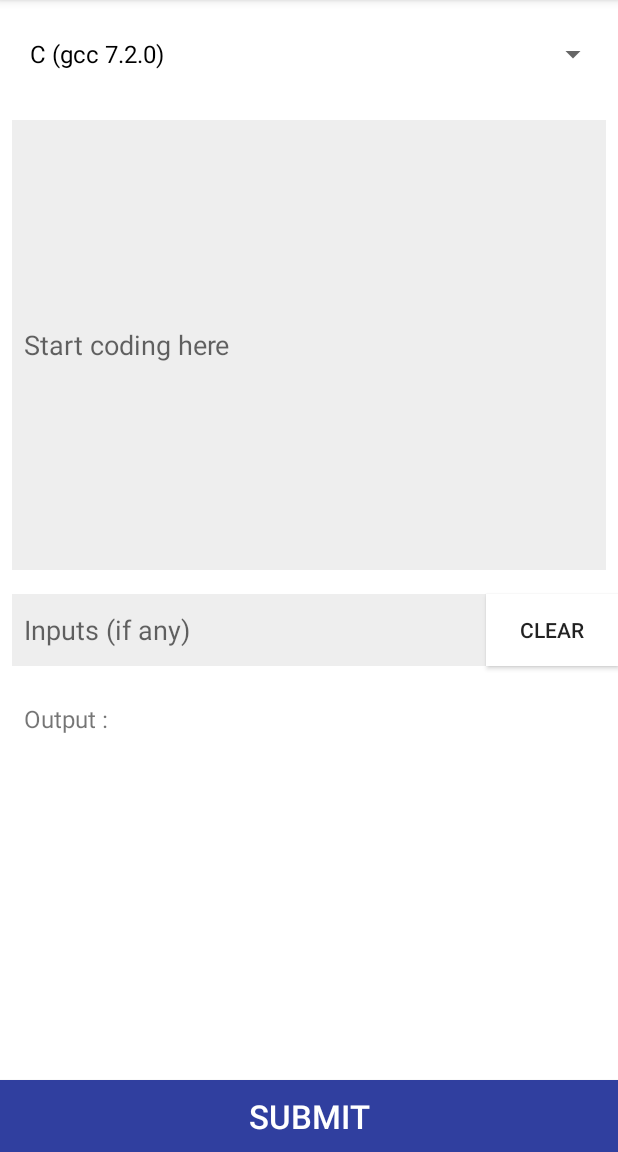
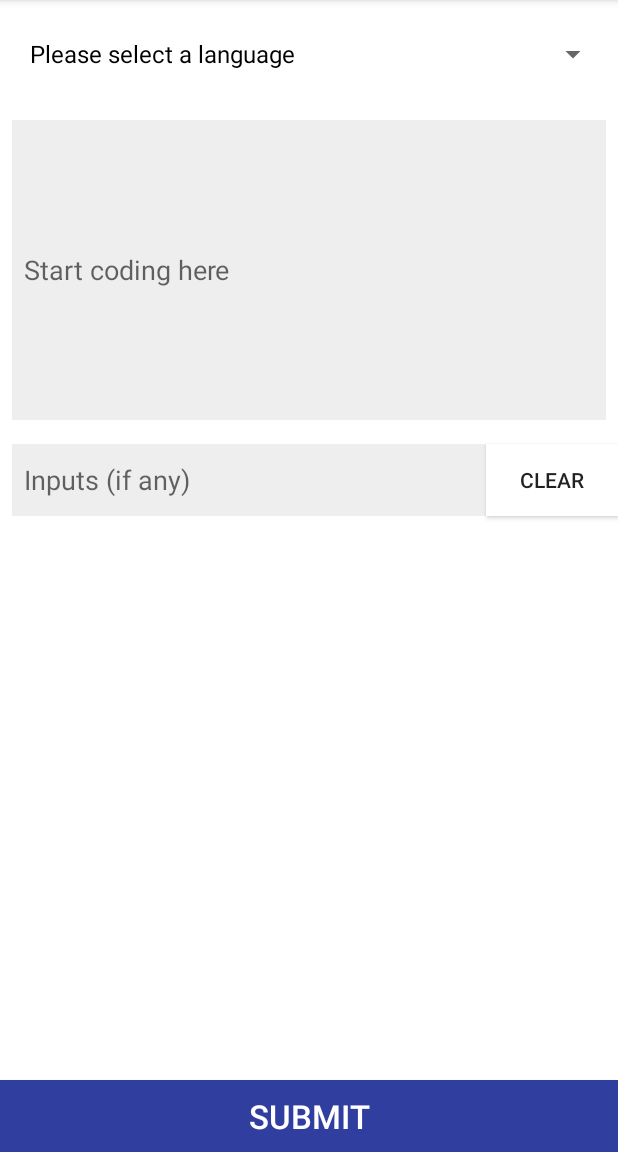
Before and after one commit to asadkhan777/CodeBillion, an Android app: the screen it shows after launch (CompilerActivity), after a tap on "SUBMIT", on a phone screen of 412 x 824 dp, the part 84-1236 px from its top. Run offline under Robolectric (Android 15) with nearby library versions, the phone set to English and light mode, and no system bars; our stand-ins replace ButterKnife, Dagger/Hilt's generated code, RxJava; 2 other taps on this screen came first.

Commit message:
Add language selection UI improvements ++ others

```diff
--- a/app/src/main/java/com/asadkhan/codebillion/app/features/editor/utilities/LanguageUtil.java
+++ b/app/src/main/java/com/asadkhan/codebillion/app/features/editor/utilities/LanguageUtil.java
@@ -1,5 +1,6 @@
 package com.asadkhan.codebillion.app.features.editor.utilities;
 
+import java.util.ArrayList;
 import java.util.Arrays;
 import java.util.List;
 
@@ -52,7 +53,10 @@ public class LanguageUtil {
     };
 
     public static List<String> getAllLanguages() {
-        return Arrays.asList(list);
+        List<String> dataList = new ArrayList<>();
+        dataList.add("Please select a language");
+        dataList.addAll(Arrays.asList(list));
+        return dataList;
     }
 
     public static int getLanguageId(String language) {
--- a/app/src/main/java/com/asadkhan/codebillion/app/features/editor/view/CompilerActivity.java
+++ b/app/src/main/java/com/asadkhan/codebillion/app/features/editor/view/CompilerActivity.java
@@ -23,6 +23,7 @@ import javax.inject.Inject;
 
 import butterknife.BindView;
 import butterknife.OnClick;
+import butterknife.OnTextChanged;
 
 import static android.view.View.GONE;
 import static android.view.View.VISIBLE;
@@ -30,7 +31,6 @@ import static android.widget.Toast.LENGTH_LONG;
 import static android.widget.Toast.makeText;
 import static com.asadkhan.codebillion.app.features.editor.utilities.LanguageUtil.getAllLanguages;
 import static com.asadkhan.codebillion.app.features.editor.utilities.LanguageUtil.getLanguageId;
-import static com.asadkhan.codebillion.app.features.editor.utilities.TemplateUtil.cpp;
 import static com.asadkhan.codebillion.app.features.editor.utilities.TemplateUtil.getTemplate;
 
 public class CompilerActivity extends BaseActivity implements CompilerView {
@@ -52,14 +52,15 @@ public class CompilerActivity extends BaseActivity implements CompilerView {
     @BindView(R.id.tv_result_failure)
     TextView tvFailure;
 
+    @BindView(R.id.tv_result_title)
+    TextView tvResultTitle;
+
     @Inject
     CompilerPresenter presenter;
 
     ArrayAdapter<String> adapter;
     List<String> languageList;
 
-    private String sourceCode = "";
-    private String input = "";
     private int languageId = -1;
 
     @Override
@@ -70,8 +71,7 @@ public class CompilerActivity extends BaseActivity implements CompilerView {
                 .inject(this);
         languageList = getAllLanguages();
         setUpSpinner();
-        spLanguage.setSelection(2);
-        etCodeEditText.setText(cpp());
+        spLanguage.setSelection(0);
     }
 
     private void setUpSpinner() {
@@ -85,7 +85,7 @@ public class CompilerActivity extends BaseActivity implements CompilerView {
 
                 String lang = adapter.getItem(position);
 
-                languageId = getLanguageId(lang);
+                languageId = getLanguageId(lang); // Since first element is placeholder
                 String template = getTemplate(lang);
 
                 etCodeEditText.setText(template);
@@ -101,6 +101,11 @@ public class CompilerActivity extends BaseActivity implements CompilerView {
 
     }
 
+    @OnTextChanged( { R.id.et_code_text, R.id.et_inputs } )
+    public void textEdited(CharSequence c, int i, int j, int k) {
+        tvResultTitle.setVisibility(GONE);
+    }
+
     @OnClick(R.id.bt_clear)
     public void clear() {
         etCodeEditText.setText("");
@@ -109,9 +114,16 @@ public class CompilerActivity extends BaseActivity implements CompilerView {
 
     @OnClick(R.id.bt_submit)
     public void submit() {
-        sourceCode = etCodeEditText.getText().toString();
-        input = etInputText.getText().toString();
+        String sourceCode = etCodeEditText.getText().toString();
+        String input = etInputText.getText().toString();
+
+        hideResultWidget();
+
         CompileRequestDO requestDO;
+        if (languageId == -1) {
+            showMessage("Please select a valid language");
+            return;
+        }
         if (isEmpty(sourceCode)) {
             showMessage("Please provide some input!");
             return;
@@ -121,9 +133,13 @@ public class CompilerActivity extends BaseActivity implements CompilerView {
         if (notEmpty(input)) {
             requestDO.setStdin(input);
         }
+        presenter.compile(requestDO);
+    }
+
+    private void hideResultWidget() {
+        tvResultTitle.setVisibility(GONE);
         tvFailure.setVisibility(GONE);
         tvSuccess.setVisibility(GONE);
-        presenter.compile(requestDO);
     }
 
     private boolean isEmpty(String string) {
@@ -182,6 +198,7 @@ public class CompilerActivity extends BaseActivity implements CompilerView {
         int resultCode = getResultCode(resultDO.getStatus());
         String error = "";
 
+        tvResultTitle.setVisibility(VISIBLE);
         switch (resultCode) {
 
             case 3:
--- a/app/src/main/res/layout/activity_compiler.xml
+++ b/app/src/main/res/layout/activity_compiler.xml
@@ -17,17 +17,17 @@
             android:id="@+id/ll_content_window"
             android:layout_width="match_parent"
             android:layout_height="wrap_content"
-            android:paddingBottom="48dp"
-            android:orientation="vertical">
+            android:orientation="vertical"
+            android:paddingBottom="72dp">
 
             <Spinner
                 android:id="@+id/sp_language"
                 android:layout_width="match_parent"
                 android:layout_height="wrap_content"
                 android:layout_margin="6dp"
+                android:elevation="10dp"
                 android:padding="6dp"
                 android:spinnerMode="dialog"
-                android:elevation="10dp"
                 tools:listitem="@android:layout/activity_list_item" />
 
             <EditText
@@ -39,7 +39,7 @@
                 android:hint="@string/code_hint_text"
                 android:inputType="textMultiLine"
                 android:isScrollContainer="true"
-                android:minHeight="300dp"
+                android:minHeight="200dp"
                 android:padding="8dp" />
 
             <RelativeLayout
@@ -78,35 +78,36 @@
                 android:layout_margin="8dp"
                 android:padding="8dp"
                 android:text="@string/output"
-                android:textSize="16sp" />
+                android:textSize="16sp"
+                android:visibility="gone" />
 
             <TextView
                 android:id="@+id/tv_result_success"
+                android:layout_width="match_parent"
+                android:layout_height="wrap_content"
+                android:layout_margin="8dp"
+                android:background="@color/bright_green"
+                android:drawableEnd="@android:drawable/ic_secure"
+                android:gravity="center_vertical"
+                android:padding="8dp"
                 android:text="@string/success"
-                android:visibility="gone"
-                android:layout_margin="8dp"
-                android:padding="8dp"
+                android:textColor="@color/dark_green"
                 android:textSize="16sp"
-                android:gravity="center_vertical"
-                android:background="@color/bright_green"
-                android:textColor="@color/dark_green"
-                android:drawableEnd="@android:drawable/ic_secure"
-                android:layout_width="match_parent"
-                android:layout_height="wrap_content"/>
+                android:visibility="gone" />
 
             <TextView
                 android:id="@+id/tv_result_failure"
+                android:layout_width="match_parent"
+                android:layout_height="wrap_content"
+                android:layout_margin="8dp"
+                android:background="@color/tuscan_red"
+                android:drawableEnd="@android:drawable/ic_delete"
+                android:gravity="center_vertical"
+                android:padding="8dp"
                 android:text="@string/failure"
-                android:visibility="gone"
-                android:layout_margin="8dp"
-                android:padding="8dp"
+                android:textColor="@color/red"
                 android:textSize="16sp"
-                android:gravity="center_vertical"
-                android:background="@color/tuscan_red"
-                android:textColor="@color/red"
-                android:drawableEnd="@android:drawable/ic_delete"
-                android:layout_width="match_parent"
-                android:layout_height="wrap_content"/>
+                android:visibility="gone" />
 
         </LinearLayout>
     </ScrollView>
```
